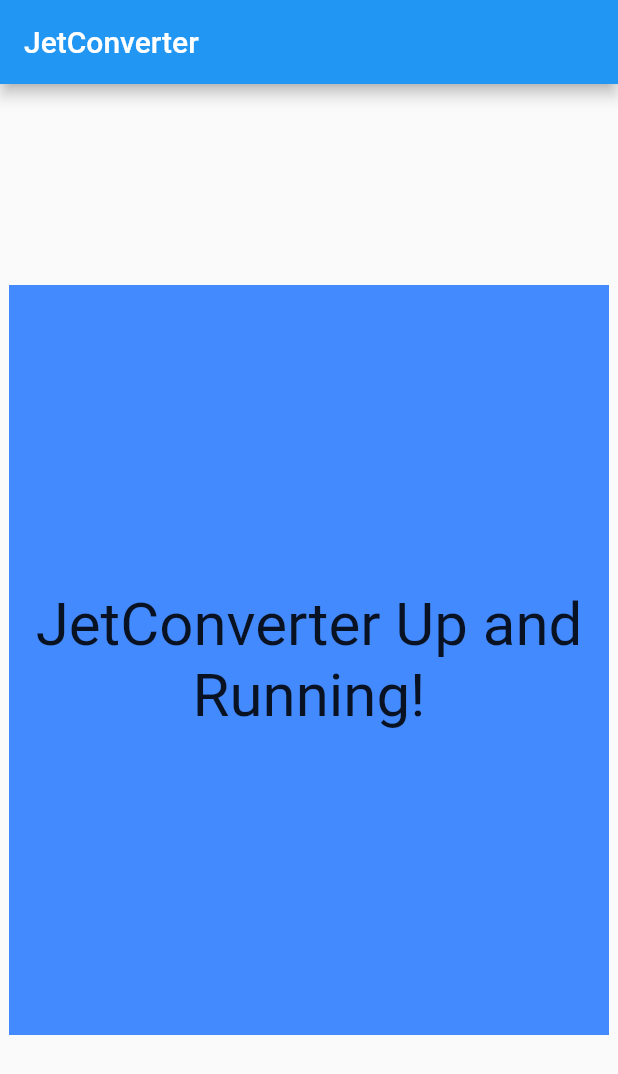
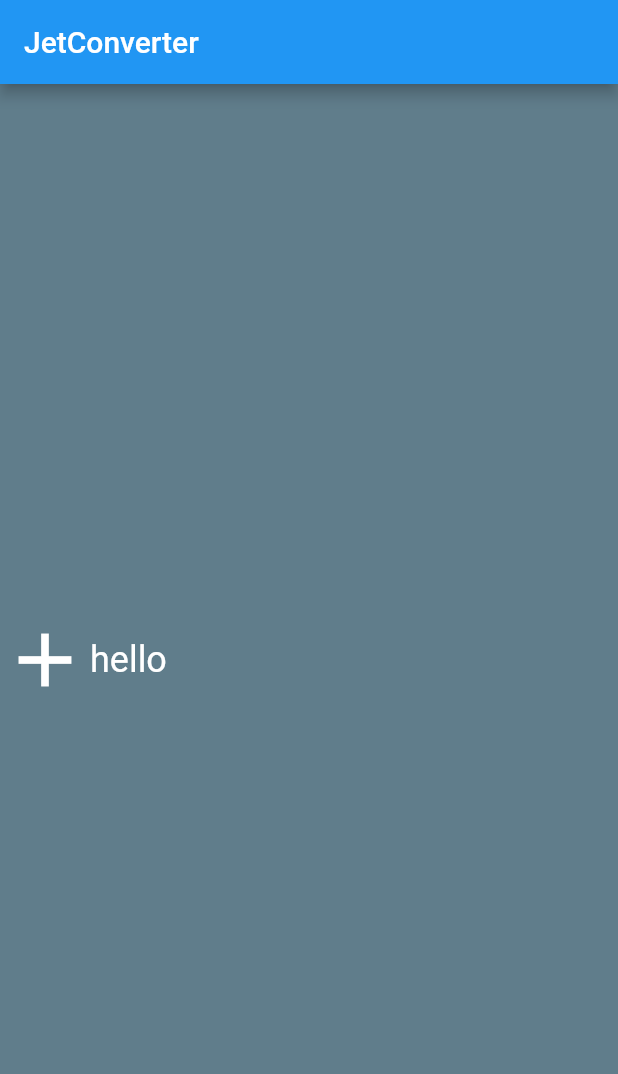
Before and after one commit to oussamabonnor1/JetConverter, a Flutter app: the screen it shows after launch, on a phone screen of 412 x 824 dp. Shown: the top 1074 px of the screen. Run offline on Flutter 3.47's test engine with Material 2 defaults, Android fonts, the phone set to English and light mode, and no system bars.

```diff
--- /dev/null
+++ b/lib/Category.dart
@@ -0,0 +1,25 @@
+import 'package:flutter/material.dart';
+
+class Category extends StatelessWidget {
+  final String text;
+  final IconData icon;
+  final Color color;
+
+  Category(this.icon, this.text, this.color);
+
+  @override
+  Widget build(BuildContext context) {
+    return Container(
+      height: 100,
+      child: Row(
+        children: <Widget>[
+          Icon(icon, size: 60, color: color),
+          Text(
+            text,
+            style: TextStyle(fontSize: 24, color: color),
+          ),
+        ],
+      ),
+    );
+  }
+}
--- a/lib/main.dart
+++ b/lib/main.dart
@@ -1,18 +1,14 @@
 import 'package:flutter/material.dart';
+import 'package:unit_convertor/Category.dart';
 
 class JetConverter extends StatelessWidget {
+  @override
   Widget build(BuildContext context) {
     return Center(
       child: Container(
-        color: Colors.blueAccent,
-        height: 500,
-        width: 400,
+        color: Colors.blueGrey,
         child: Center(
-          child: Text(
-            "JetConverter Up and Running!",
-            style: TextStyle(fontSize: 40),
-            textAlign: TextAlign.center,
-          ),
+          child: Category(Icons.add,"hello", Colors.white),
         ),
       ),
     );
```
